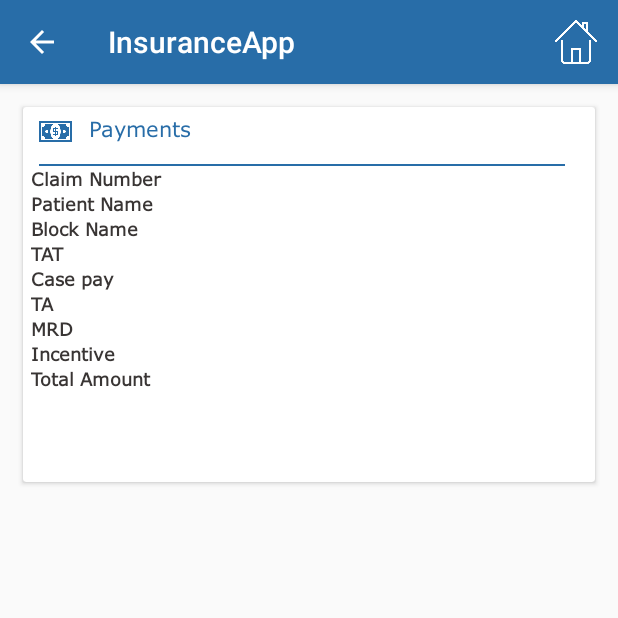
After one commit to cviacmob/InsuranceApp, an Android app: the ReservedPaymentsActivity screen opened directly, with no data from a screen before it, on a phone screen of 412 x 824 dp, the top half of it. The commit adds this screen. Run offline under Robolectric (Android 15) with nearby library versions, the phone set to English and light mode, and no system bars.

Commit message:
payments UI Added

```diff
--- a/app/src/main/AndroidManifest.xml
+++ b/app/src/main/AndroidManifest.xml
@@ -44,7 +44,10 @@
             android:name=".Activites.LoginActivity"
             android:label="@string/title_activity_login" />
         <activity android:name=".Activites.ProfileActivity" />
-        <activity android:name=".Activites.PendingCasesActivity"></activity>
+        <activity android:name=".Activites.PendingCasesActivity" />
+        <activity
+            android:name=".Activites.ReservedPaymentsActivity"
+            ></activity>
     </application>
 
 </manifest>
--- a/app/src/main/java/com/insurance/insuranceapp/Activites/MainActivity.java
+++ b/app/src/main/java/com/insurance/insuranceapp/Activites/MainActivity.java
@@ -155,19 +155,20 @@ public class MainActivity extends AppCompatActivity
                 {
                     Intent intent = new Intent(MainActivity.this, PendingCasesActivity.class);
                     startActivity(intent);
-                }
-/*
-                if(groupPosition == 2 && childPosition == 5)
+                }else if(groupPosition == 1 && childPosition == 0)
                 {
-                    Intent intent = new Intent(HomeActivity.this, HistoryOfPresentillness.class);
+                    Intent intent = new Intent(MainActivity.this, ReservedPaymentsActivity.class);
+                    intent.putExtra("Payments",1);
                     startActivity(intent);
                 }
-                else if(groupPosition == 4 && childPosition == 0)
+                else if(groupPosition == 1 && childPosition == 1)
                 {
-                    Intent intent = new Intent(HomeActivity.this, HealthActivity.class);
+                    Intent intent = new Intent(MainActivity.this, ReservedPaymentsActivity.class);
+                    intent.putExtra("Payments",2);
                     startActivity(intent);
-                } else if(groupPosition == 3 && childPosition == 0)
-                {
+                }
+              /*  else if(groupPosition == 3 && childPosition == 0)*/
+               /* {
                     Intent intent = new Intent(HomeActivity.this, BalanceActivity.class);
                     startActivity(intent);
                 }*/
--- /dev/null
+++ b/app/src/main/java/com/insurance/insuranceapp/Activites/ReservedPaymentsActivity.java
@@ -0,0 +1,92 @@
+package com.insurance.insuranceapp.Activites;
+
+import android.content.Intent;
+import android.os.Bundle;
+import android.support.design.widget.FloatingActionButton;
+import android.support.design.widget.Snackbar;
+import android.support.v7.app.AppCompatActivity;
+import android.support.v7.widget.Toolbar;
+import android.view.Menu;
+import android.view.MenuItem;
+import android.view.View;
+import android.widget.TableLayout;
+import android.widget.TableRow;
+import android.widget.TextView;
+
+import com.insurance.insuranceapp.R;
+
+public class ReservedPaymentsActivity extends AppCompatActivity {
+    private int mode;
+    private TableLayout tableLayout;
+    private TableRow row1,row2,row3,row4,row5,row6,row7,row8,row9;
+    private TextView claim_number,patientname,blockname,TAT,casepay,TA,MRD,incentive,totalamt;
+    @Override
+    protected void onCreate(Bundle savedInstanceState) {
+        super.onCreate(savedInstanceState);
+        setContentView(R.layout.activity_reserved_payments);
+        getSupportActionBar().setDisplayHomeAsUpEnabled(true);
+       mode =  getIntent().getIntExtra("Payments",0);
+        tableLayout = (TableLayout)findViewById(R.id.tableLayout);
+        row1 = (TableRow) tableLayout.getChildAt(0);
+
+        row2 = (TableRow) tableLayout.getChildAt(1);
+        row3 = (TableRow) tableLayout.getChildAt(2);
+        row4 = (TableRow) tableLayout.getChildAt(3);
+        row5 = (TableRow) tableLayout.getChildAt(4);
+        row6 = (TableRow) tableLayout.getChildAt(5);
+        row7 = (TableRow) tableLayout.getChildAt(6);
+        row8 = (TableRow) tableLayout.getChildAt(7);
+        row9 = (TableRow) tableLayout.getChildAt(8);
+
+        claim_number =(TextView)row1.getChildAt(1);
+        patientname =(TextView)row2.getChildAt(1);
+        blockname =(TextView)row3.getChildAt(1);
+        TAT =(TextView)row4.getChildAt(1);
+        casepay =(TextView)row5.getChildAt(1);
+        TA =(TextView)row6.getChildAt(1);
+        MRD =(TextView)row7.getChildAt(1);
+        incentive =(TextView)row8.getChildAt(1);
+        totalamt =(TextView)row9.getChildAt(1);
+
+       if(mode==1){
+           setTitle("Confirmed Payments");
+           text_values();
+
+       }else if(mode == 2){
+           setTitle("Reserved Payments");
+           text_values();
+       }
+
+
+
+    }
+
+
+    private void text_values(){
+        claim_number.setText("2564235");
+        patientname.setText("Arun");
+        blockname.setText("Hospital Block");
+        TAT.setText("12");
+        casepay.setText("Rs.600");
+        TA.setText("Rs.100");
+        MRD.setText("Rs.400");
+        incentive.setText("Rs.100");
+        totalamt.setText("Rs.1200");
+    }
+    @Override
+    public boolean onCreateOptionsMenu(Menu menu) {
+        getMenuInflater().inflate(R.menu.main, menu);
+        return true;
+    }
+    @Override
+    public boolean onOptionsItemSelected(MenuItem item) {
+        int id = item.getItemId();
+        if (id == R.id.action_home) {
+            Intent in = new Intent(ReservedPaymentsActivity.this,MainActivity.class);
+            startActivity(in);
+            return true;
+        }
+        onBackPressed();
+        return true;
+    }
+}
--- /dev/null
+++ b/app/src/main/java/com/insurance/insuranceapp/RestAPI/InsuranceAPI.java
@@ -0,0 +1,8 @@
+package com.insurance.insuranceapp.RestAPI;
+
+/**
+ * Created by Balaji on 4/16/2018.
+ */
+
+public interface InsuranceAPI {
+}
--- /dev/null
+++ b/app/src/main/res/layout/activity_reserved_payments.xml
@@ -0,0 +1,327 @@
+<?xml version="1.0" encoding="utf-8"?>
+<ScrollView xmlns:android="http://schemas.android.com/apk/res/android"
+    xmlns:app="http://schemas.android.com/apk/res-auto"
+    xmlns:tools="http://schemas.android.com/tools"
+    android:layout_width="match_parent"
+    android:layout_height="match_parent"
+    tools:context="com.insurance.insuranceapp.Activites.ProfileActivity">
+
+
+    <LinearLayout
+        android:id="@+id/linearlayout"
+        android:layout_width="match_parent"
+        android:layout_height="match_parent"
+        android:orientation="vertical"
+        android:paddingBottom="14dp"
+        android:weightSum="1"
+        android:padding="10dp"
+        >
+
+        <android.support.v7.widget.CardView
+            android:id="@+id/card_view"
+            android:layout_width="match_parent"
+            android:layout_height="250dp"
+            android:layout_gravity="center"
+            android:layout_margin="5dp"
+
+            >
+
+            <RelativeLayout
+                android:layout_width="match_parent"
+                android:layout_height="wrap_content"
+                android:id="@+id/rel"
+
+                android:layout_marginLeft="5dp">
+
+
+                <ImageView
+                    android:id="@+id/imageView2"
+                    android:layout_width="22dp"
+                    android:layout_height="22dp"
+                    android:layout_alignLeft="@+id/view"
+                    android:layout_alignStart="@+id/view"
+                    android:layout_alignTop="@+id/textView3"
+                    android:background="@drawable/billing">
+
+                </ImageView>
+
+
+                <TextView
+                    android:id="@+id/textView3"
+                    android:layout_width="wrap_content"
+                    android:layout_height="wrap_content"
+                    android:layout_marginTop="5dp"
+                    android:layout_marginLeft="11dp"
+                    android:layout_marginStart="11dp"
+                    android:layout_toEndOf="@+id/imageView2"
+                    android:layout_toRightOf="@+id/imageView2"
+                    android:fontFamily="@font/verdana"
+                    android:text="Payments"
+                    android:textColor="@color/colorPrimary"
+                    android:textSize="14sp" />
+
+
+
+                <View
+                    android:layout_width="match_parent"
+                    android:layout_height="1dp"
+                    android:layout_marginRight="20dp"
+                    android:layout_marginLeft="5dp"
+                    android:layout_marginTop="13dp"
+                    android:layout_below="@+id/textView3"
+                    android:background="@color/colorPrimary"
+                    android:id="@+id/view" />
+            </RelativeLayout>
+
+            <LinearLayout
+                android:layout_width="match_parent"
+                android:layout_height="match_parent"
+                android:layout_marginTop="40dp"
+                android:layout_marginLeft="5dp">
+
+
+                <TableLayout xmlns:android="http://schemas.android.com/apk/res/android"
+                    android:layout_width="match_parent"
+                    android:layout_height="match_parent"
+                    android:layout_alignParentLeft="true"
+                    android:layout_alignParentStart="true"
+                    android:layout_alignParentTop="true"
+                    android:id="@+id/tableLayout">
+
+                    <TableRow
+                        android:layout_width="wrap_content"
+                        android:layout_height="wrap_content"
+                        android:id="@+id/firstrow">
+
+                        <TextView
+                            android:layout_width="wrap_content"
+                            android:layout_height="match_parent"
+
+                            android:fontFamily="@font/verdana"
+                            android:text="Claim Number  "
+                            android:textColor="#393534"
+                            android:textSize="12sp"
+                            android:textStyle="bold" />
+
+                        <TextView
+                            android:layout_width="wrap_content"
+                            android:layout_height="wrap_content"
+                            android:width="200px"
+                            android:textSize="12sp"
+                            android:fontFamily="@font/verdana"
+                            android:layout_marginLeft="15dp"
+                            android:text=""/>
+                    </TableRow>
+
+                    <TableRow
+                        android:layout_width="wrap_content"
+                        android:layout_height="wrap_content"
+                        android:id="@+id/secondrow">
+
+                        <TextView
+                            android:layout_width="wrap_content"
+                            android:layout_height="wrap_content"
+                            android:fontFamily="@font/verdana"
+                            android:text="Patient Name "
+                            android:textStyle="bold"
+                            android:textSize="12sp"
+                            android:textColor="#393534"/>
+
+                        <TextView
+                            android:layout_width="match_parent"
+                            android:layout_height="wrap_content"
+
+                            android:textSize="12sp"
+                            android:fontFamily="@font/verdana"
+                            android:layout_marginLeft="15dp"
+                            android:text=""/>
+                    </TableRow>
+
+                    <TableRow
+                        android:layout_width="wrap_content"
+                        android:layout_height="wrap_content"
+                        android:id="@+id/thirdrow">
+
+                        <TextView
+                            android:layout_width="wrap_content"
+                            android:layout_height="wrap_content"
+
+                            android:fontFamily="@font/verdana"
+                            android:text="Block Name "
+                            android:textStyle="bold"
+                            android:textColor="#393534"
+                            android:textSize="12sp"/>
+
+                        <TextView
+                            android:layout_width="match_parent"
+                            android:layout_height="wrap_content"
+                            android:textSize="12sp"
+                            android:fontFamily="@font/verdana"
+                            android:width="400px"
+                            android:layout_marginLeft="15dp"
+                            android:text=""/>
+                    </TableRow>
+
+                    <TableRow
+                        android:layout_width="wrap_content"
+                        android:layout_height="wrap_content"
+                        android:id="@+id/fourthrow">
+                        <TextView
+                            android:layout_width="wrap_content"
+                            android:layout_height="wrap_content"
+
+                            android:fontFamily="@font/verdana"
+                            android:text="TAT"
+                            android:textStyle="bold"
+                            android:textSize="12sp"
+                            android:textColor="#393534"/>
+
+                        <TextView
+                            android:layout_width="wrap_content"
+                            android:layout_height="wrap_content"
+                            android:textSize="12sp"
+                            android:fontFamily="@font/verdana"
+                            android:width="100px"
+                            android:layout_marginLeft="15dp"
+                            android:text=""/>
+                    </TableRow>
+
+
+                    <TableRow
+                        android:layout_width="wrap_content"
+                        android:layout_height="wrap_content"
+                        android:id="@+id/fifthrow">
+                        <TextView
+                            android:layout_width="wrap_content"
+                            android:layout_height="wrap_content"
+
+                            android:fontFamily="@font/verdana"
+                            android:text="Case pay"
+                            android:textStyle="bold"
+                            android:textSize="12sp"
+                            android:textColor="#393534"/>
+
+                        <TextView
+                            android:layout_width="wrap_content"
+                            android:layout_height="wrap_content"
+                            android:textSize="12sp"
+                            android:fontFamily="@font/verdana"
+                            android:width="100px"
+                            android:layout_marginLeft="15dp"
+                            android:text=""/>
+                    </TableRow>
+
+
+                    <TableRow
+                        android:layout_width="wrap_content"
+                        android:layout_height="wrap_content"
+                        android:id="@+id/sixthrow">
+
+                        <TextView
+                            android:layout_width="wrap_content"
+                            android:layout_height="wrap_content"
+
+                            android:fontFamily="@font/verdana"
+                            android:text="TA"
+                            android:textStyle="bold"
+                            android:textSize="12sp"
+                            android:textColor="#393534"/>
+
+                        <TextView
+                            android:layout_width="wrap_content"
+                            android:layout_height="wrap_content"
+                            android:width="200px"
+                            android:textSize="12sp"
+                            android:fontFamily="@font/verdana"
+                            android:layout_marginLeft="15dp"
+                            android:text=""/>
+                    </TableRow>
+
+                    <TableRow
+                        android:layout_width="wrap_content"
+                        android:layout_height="wrap_content"
+                        android:id="@+id/seventhrow">
+
+                        <TextView
+                            android:layout_width="wrap_content"
+                            android:layout_height="wrap_content"
+
+                            android:fontFamily="@font/verdana"
+                            android:text="MRD"
+                            android:textStyle="bold"
+                            android:textSize="12sp"
+                            android:textColor="#393534"/>
+
+                        <TextView
+                            android:layout_width="wrap_content"
+                            android:layout_height="wrap_content"
+                            android:width="200px"
+                            android:textSize="12sp"
+                            android:fontFamily="@font/verdana"
+                            android:layout_marginLeft="15dp"
+                            android:text=""/>
+                    </TableRow>
+
+                    <TableRow
+                        android:layout_width="wrap_content"
+                        android:layout_height="wrap_content"
+                        android:id="@+id/eightrow">
+
+                        <TextView
+                            android:layout_width="wrap_content"
+                            android:layout_height="wrap_content"
+
+                            android:fontFamily="@font/verdana"
+                            android:text="Incentive"
+                            android:textStyle="bold"
+                            android:textSize="12sp"
+                            android:textColor="#393534"/>
+
+                        <TextView
+                            android:layout_width="wrap_content"
+                            android:layout_height="wrap_content"
+                            android:textSize="12sp"
+                            android:fontFamily="@font/verdana"
+                            android:width="100px"
+                            android:layout_marginLeft="15dp"
+                            android:text=""/>
+                    </TableRow>
+
+                    <TableRow
+                        android:layout_width="wrap_content"
+                        android:layout_height="wrap_content"
+                        android:id="@+id/ninthrow">
+                        <TextView
+                            android:layout_width="wrap_content"
+                            android:layout_height="wrap_content"
+
+                            android:fontFamily="@font/verdana"
+                            android:text="Total Amount"
+                            android:textStyle="bold"
+                            android:textSize="12sp"
+                            android:textColor="#393534"/>
+
+                        <TextView
+                            android:layout_width="wrap_content"
+                            android:layout_height="wrap_content"
+                            android:textSize="12sp"
+                            android:fontFamily="@font/verdana"
+                            android:width="100px"
+                            android:layout_marginLeft="15dp"
+                            android:text=""/>
+                    </TableRow>
+
+
+
+
+
+                </TableLayout>
+            </LinearLayout>
+        </android.support.v7.widget.CardView>
+
+    </LinearLayout>
+
+
+
+
+</ScrollView>
--- a/app/src/main/res/values/strings.xml
+++ b/app/src/main/res/values/strings.xml
@@ -10,4 +10,5 @@
     <string name="action_logout">Logout</string>
     <string name="action_home">Home</string>
     <string name="title_activity_profile">ProfileActivity</string>
+    <string name="title_activity_reserved_payments">ReservedPaymentsActivity</string>
 </resources>
```
